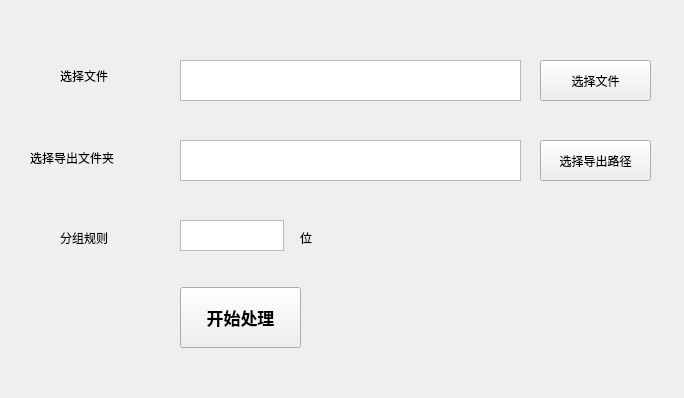
Old version of the form diffAssign.ui in the repository jicklin/toolBox.
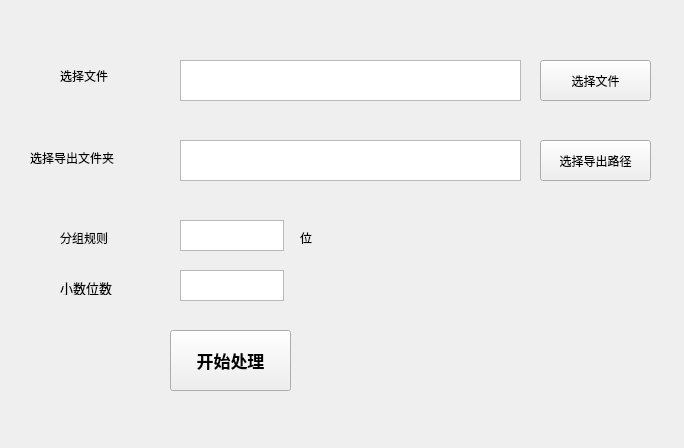
New version of the form.

```diff
--- a/diffAssign.ui
+++ b/diffAssign.ui
@@ -10,7 +10,7 @@
     <x>0</x>
     <y>0</y>
     <width>684</width>
-    <height>398</height>
+    <height>448</height>
    </rect>
   </property>
   <property name="windowTitle">
@@ -127,8 +127,8 @@
   <widget class="QPushButton" name="pushButton">
    <property name="geometry">
     <rect>
-     <x>180</x>
-     <y>287</y>
+     <x>170</x>
+     <y>330</y>
      <width>121</width>
      <height>61</height>
     </rect>
@@ -144,6 +144,34 @@
     <string>开始处理</string>
    </property>
   </widget>
+  <widget class="QLabel" name="label_5">
+   <property name="geometry">
+    <rect>
+     <x>60</x>
+     <y>280</y>
+     <width>72</width>
+     <height>15</height>
+    </rect>
+   </property>
+   <property name="font">
+    <font>
+     <pointsize>10</pointsize>
+    </font>
+   </property>
+   <property name="text">
+    <string>小数位数</string>
+   </property>
+  </widget>
+  <widget class="QTextEdit" name="decimalPlaceInput">
+   <property name="geometry">
+    <rect>
+     <x>180</x>
+     <y>270</y>
+     <width>104</width>
+     <height>31</height>
+    </rect>
+   </property>
+  </widget>
  </widget>
  <resources/>
  <connections/>
```
